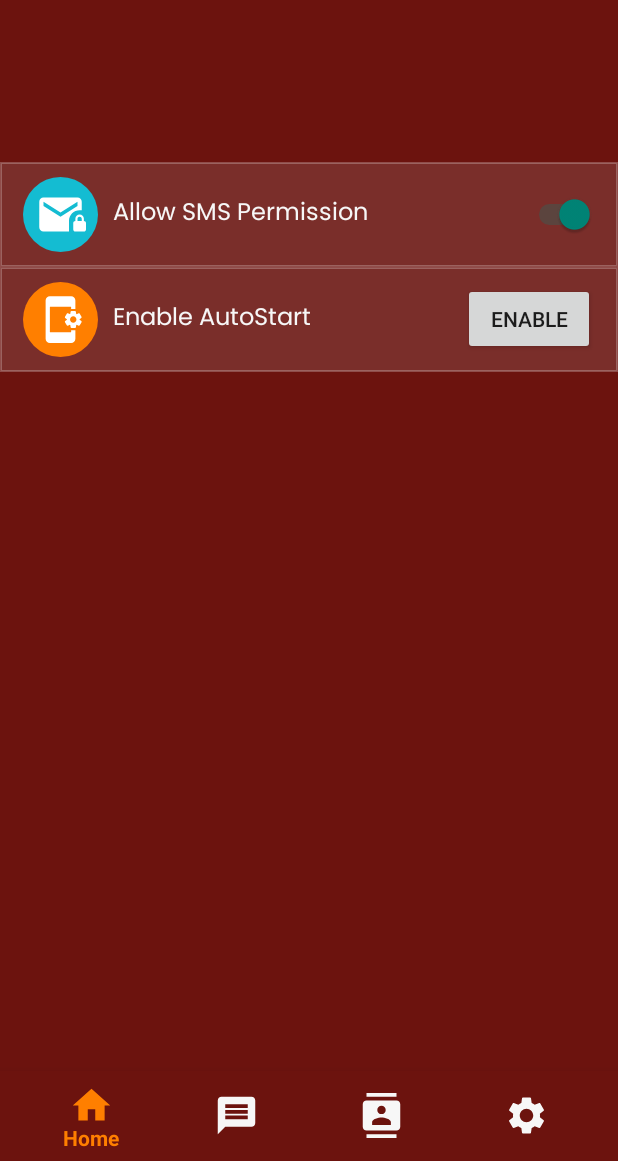
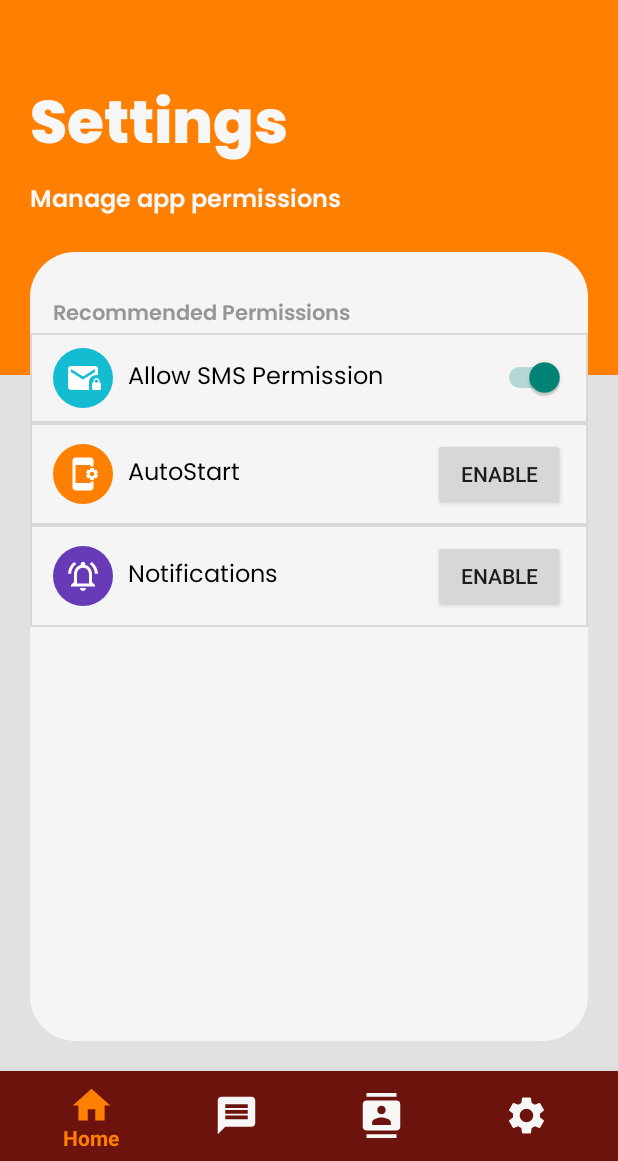
Before and after one commit to Siege-S/LinkChecker, an Android app: the fragment SettingsFragment placed in its activity, on a phone screen of 412 x 824 dp, the part 75-1236 px from its top. Run offline under Robolectric (Android 15) with nearby library versions, the phone set to English and light mode, and no system bars.

Commit message:
Added notification settings and updated settings UI/UX

```diff
--- a/app/src/main/java/com/example/smslinkchecker/SettingsFragment.java
+++ b/app/src/main/java/com/example/smslinkchecker/SettingsFragment.java
@@ -85,12 +85,20 @@ public class SettingsFragment extends Fragment {
         super.onViewCreated(view, savedInstanceState);
 
         Button btnAutoStart = view.findViewById(R.id.btnAutoStart);
+        Button btnNotification = view.findViewById(R.id.btnNotification);
         btnAutoStart.setOnClickListener(new View.OnClickListener() {
             @Override
             public void onClick(View v) {
                 autoStartSettings();
             }
         });
+        btnNotification.setOnClickListener(new View.OnClickListener() {
+            @Override
+            public void onClick(View v) {
+                openNotificationSettings();
+            }
+        });
+
 
         switchPermission = view.findViewById(R.id.switchPermission);
 
@@ -111,6 +119,22 @@ public class SettingsFragment extends Fragment {
                 }
             }
         });
+    }
+    private void openNotificationSettings() {
+        Intent intent = new Intent();
+
+        if (Build.VERSION.SDK_INT >= Build.VERSION_CODES.O) {
+            // For Android 8.0 and above
+            intent.setAction(android.provider.Settings.ACTION_APP_NOTIFICATION_SETTINGS);
+            intent.putExtra(android.provider.Settings.EXTRA_APP_PACKAGE, getActivity().getPackageName());
+        } else {
+            // For versions below Android 8.0
+            intent.setAction(android.provider.Settings.ACTION_APPLICATION_DETAILS_SETTINGS);
+            intent.addCategory(Intent.CATEGORY_DEFAULT);
+            intent.setData(Uri.parse("package:" + getActivity().getPackageName()));
+        }
+
+        startActivity(intent);
     }
     private void openAppSettings() {
         Intent intent = new Intent(Settings.ACTION_APPLICATION_DETAILS_SETTINGS);
--- /dev/null
+++ b/app/src/main/res/drawable/notification.xml
@@ -0,0 +1,5 @@
+<vector xmlns:android="http://schemas.android.com/apk/res/android" android:height="24dp" android:tint="#FFFFFF" android:viewportHeight="24" android:viewportWidth="24" android:width="24dp">
+
+    <path android:fillColor="@android:color/white" android:pathData="M12,22c1.1,0 2,-0.9 2,-2h-4c0,1.1 0.9,2 2,2zM18,16v-5c0,-3.07 -1.63,-5.64 -4.5,-6.32L13.5,4c0,-0.83 -0.67,-1.5 -1.5,-1.5s-1.5,0.67 -1.5,1.5v0.68C7.64,5.36 6,7.92 6,11v5l-2,2v1h16v-1l-2,-2zM16,17L8,17v-6c0,-2.48 1.51,-4.5 4,-4.5s4,2.02 4,4.5v6zM7.58,4.08L6.15,2.65C3.75,4.48 2.17,7.3 2.03,10.5h2c0.15,-2.65 1.51,-4.97 3.55,-6.42zM19.97,10.5h2c-0.15,-3.2 -1.73,-6.02 -4.12,-7.85l-1.42,1.43c2.02,1.45 3.39,3.77 3.54,6.42z"/>
+
+</vector>
--- /dev/null
+++ b/app/src/main/res/drawable/rounded_corner_settings.xml
@@ -0,0 +1,15 @@
+<?xml version="1.0" encoding="utf-8"?>
+<shape xmlns:android="http://schemas.android.com/apk/res/android">
+    <!-- Background color with transparency -->
+    <solid android:color="#F5F5F5"/> <!-- 50% opacity -->
+    <!-- Corner radius -->
+
+    <corners android:radius="30dp" />
+    <!-- Border -->
+    <!-- 50% opacity -->
+<!--    <padding-->
+<!--        android:left="10dp"-->
+<!--        android:top="10dp"-->
+<!--        android:right="10dp"-->
+<!--        android:bottom="10dp" />-->
+</shape>
--- a/app/src/main/res/drawable/shape_container_settings.xml
+++ b/app/src/main/res/drawable/shape_container_settings.xml
@@ -1,14 +1,14 @@
 <?xml version="1.0" encoding="utf-8"?>
 <shape xmlns:android="http://schemas.android.com/apk/res/android">
     <!-- Background color with transparency -->
-    <solid android:color="#26C6C6C6"/> <!-- 50% opacity -->
+    <solid android:color="#FFF5F5F5"/> <!-- 50% opacity -->
     <!-- Corner radius -->
 
 <!--    <corners android:radius="20dp" />-->
     <!-- Border -->
     <!-- 50% opacity -->
     <stroke
-        android:color="#3FFFFFFF"
+        android:color="#51999999"
         android:width="1dp" >
     </stroke>
 
--- /dev/null
+++ b/app/src/main/res/drawable/shape_settings_violet.xml
@@ -0,0 +1,12 @@
+<?xml version="1.0" encoding="utf-8"?>
+<shape xmlns:android="http://schemas.android.com/apk/res/android">
+    <solid android:color="#673AB7"/> <!-- Background color of the rectangle -->
+    <size android:width="50dp" android:height="50dp"/> <!-- Size of the rectangle -->
+    <corners android:radius="150dp"/> <!-- Optional: Rounded corners -->
+    <padding
+        android:left="8dp"
+        android:top="8dp"
+        android:right="8dp"
+        android:bottom="8dp" />
+
+</shape>
--- a/app/src/main/res/layout/fragment_message.xml
+++ b/app/src/main/res/layout/fragment_message.xml
@@ -4,7 +4,7 @@
     xmlns:tools="http://schemas.android.com/tools"
     android:layout_width="match_parent"
     android:layout_height="match_parent"
-    android:background="@color/FragmentBackgroundColor"
+    android:background="#AA5500"
     tools:context=".MessageFragment">
 
     <androidx.swiperefreshlayout.widget.SwipeRefreshLayout
--- a/app/src/main/res/layout/fragment_settings.xml
+++ b/app/src/main/res/layout/fragment_settings.xml
@@ -4,14 +4,72 @@
     xmlns:tools="http://schemas.android.com/tools"
     android:layout_width="match_parent"
     android:layout_height="match_parent"
-    android:background="@color/BackgroundColor"
+    android:background="#E1E1E1"
     tools:context=".SettingsFragment">
+
+    <ImageView
+        android:id="@+id/imageView2"
+        android:layout_width="match_parent"
+        android:layout_height="250dp"
+        android:background="@color/PriOrange"
+        app:layout_constraintEnd_toEndOf="parent"
+        app:layout_constraintStart_toStartOf="parent"
+        app:layout_constraintTop_toTopOf="parent" />
+
+    <LinearLayout
+        android:id="@+id/linearLayout11"
+        android:layout_width="match_parent"
+        android:layout_height="wrap_content"
+        android:orientation="vertical"
+        app:layout_constraintEnd_toEndOf="parent"
+        app:layout_constraintStart_toStartOf="parent"
+        app:layout_constraintTop_toTopOf="parent">
+
+        <TextView
+            android:layout_width="wrap_content"
+            android:layout_height="wrap_content"
+            android:layout_marginLeft="20dp"
+            android:layout_marginTop="50dp"
+            android:fontFamily="@font/poppins_extrabold"
+            android:text="Settings"
+            android:textColor="@color/Unselected"
+            android:textSize="40sp" />
+
+        <TextView
+            android:layout_width="wrap_content"
+            android:layout_height="wrap_content"
+            android:layout_marginLeft="20dp"
+            android:fontFamily="@font/poppins_semibold"
+            android:text="Manage app permissions"
+            android:textColor="@color/Unselected"
+            android:textSize="16sp" />
+    </LinearLayout>
+
+    <LinearLayout
+        android:layout_width="0dp"
+        android:layout_height="0dp"
+        android:paddingTop="30dp"
+        android:layout_marginHorizontal="20dp"
+        android:layout_marginVertical="20dp"
+        android:background="@drawable/rounded_corner_settings"
+        android:orientation="vertical"
+        app:layout_constraintBottom_toBottomOf="parent"
+        app:layout_constraintEnd_toEndOf="parent"
+        app:layout_constraintStart_toStartOf="parent"
+        app:layout_constraintTop_toBottomOf="@+id/linearLayout11">
+
+        <TextView
+            android:layout_width="match_parent"
+            android:layout_height="wrap_content"
+            android:paddingHorizontal="15dp"
+            android:fontFamily="@font/poppins_semibold"
+            android:text="Recommended Permissions"
+            android:textColor="#969696" />
 
         <LinearLayout
             android:id="@+id/linearLayout3"
             android:layout_width="match_parent"
             android:layout_height="wrap_content"
-        android:layout_marginTop="108dp"
             android:background="@drawable/shape_container_settings"
             android:gravity="center_vertical"
             android:orientation="horizontal"
@@ -22,8 +80,8 @@
             app:layout_constraintTop_toTopOf="parent">
 
             <ImageView
-            android:layout_width="50dp"
-            android:layout_height="50dp"
+                android:layout_width="40dp"
+                android:layout_height="40dp"
                 android:layout_marginEnd="10dp"
                 android:background="@drawable/shape_settings_blue"
                 app:srcCompat="@drawable/sms_permission" />
@@ -34,18 +92,18 @@
                 android:layout_weight="1"
                 android:fontFamily="@font/poppins_regular"
                 android:text="Allow SMS Permission"
-            android:textColor="@color/Unselected"
+                android:textColor="@color/black"
                 android:textSize="16sp" />
 
             <Switch
                 android:id="@+id/switchPermission"
                 android:layout_width="wrap_content"
-            android:layout_height="wrap_content"
-            android:textSize="16sp" />
+                android:layout_height="wrap_content" />
 
         </LinearLayout>
 
         <LinearLayout
+            android:id="@+id/linearLayout8"
             android:layout_width="match_parent"
             android:layout_height="wrap_content"
             android:background="@drawable/shape_container_settings"
@@ -57,8 +115,8 @@
             app:layout_constraintTop_toBottomOf="@+id/linearLayout3">
 
             <ImageView
-            android:layout_width="50dp"
-            android:layout_height="50dp"
+                android:layout_width="40dp"
+                android:layout_height="40dp"
                 android:layout_marginEnd="10dp"
                 android:background="@drawable/shape_settings_orange"
                 app:srcCompat="@drawable/autostart" />
@@ -68,8 +126,8 @@
                 android:layout_height="wrap_content"
                 android:layout_weight="1"
                 android:fontFamily="@font/poppins_regular"
-            android:text="Enable AutoStart"
-            android:textColor="@color/Unselected"
+                android:text="AutoStart"
+                android:textColor="@color/black"
                 android:textSize="16sp" />
 
             <Button
@@ -85,4 +143,47 @@
                 app:layout_constraintVertical_bias="0.079" />
         </LinearLayout>
 
+        <LinearLayout
+            android:id="@+id/linearLayout10"
+            android:layout_width="match_parent"
+            android:layout_height="wrap_content"
+            android:background="@drawable/shape_container_settings"
+            android:gravity="center_vertical"
+            android:paddingHorizontal="15dp"
+            app:layout_constraintEnd_toEndOf="parent"
+            app:layout_constraintHorizontal_bias="0.0"
+            app:layout_constraintStart_toStartOf="parent"
+            app:layout_constraintTop_toBottomOf="@+id/linearLayout8">
+
+            <ImageView
+                android:layout_width="40dp"
+                android:layout_height="40dp"
+                android:layout_marginEnd="10dp"
+                android:background="@drawable/shape_settings_violet"
+                app:srcCompat="@drawable/notification" />
+
+            <TextView
+                android:layout_width="wrap_content"
+                android:layout_height="wrap_content"
+                android:layout_weight="1"
+                android:fontFamily="@font/poppins_regular"
+                android:text="Notifications"
+                android:textColor="@color/black"
+                android:textSize="16sp" />
+
+            <Button
+                android:id="@+id/btnNotification"
+                android:layout_width="wrap_content"
+                android:layout_height="wrap_content"
+                android:text="Enable"
+                app:layout_constraintBottom_toBottomOf="parent"
+                app:layout_constraintEnd_toEndOf="parent"
+                app:layout_constraintHorizontal_bias="0.88"
+                app:layout_constraintStart_toStartOf="parent"
+                app:layout_constraintTop_toTopOf="parent"
+                app:layout_constraintVertical_bias="0.079" />
+        </LinearLayout>
+    </LinearLayout>
+
+
 </androidx.constraintlayout.widget.ConstraintLayout>
```
Also changed, not shown: app/src/main/res/drawable/linkguard_background.jpeg (added). Lines whose indentation alone changed are shown as unchanged.
